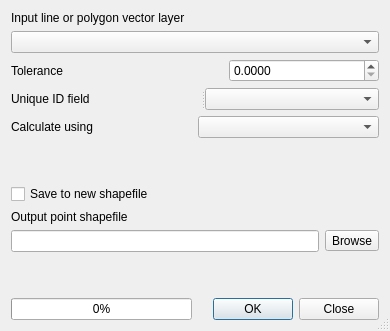
Old version of the form python/plugins/fTools/tools/frmGeometry.ui in the repository kadas-albireo/kadas-albireo.
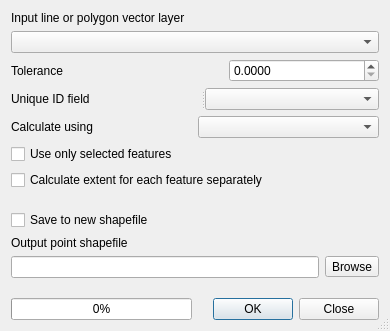
New version of the form.

Commit message: [FEATURE] fTools: allow to calculate extent not only for whole layer but for individual features too

```diff
--- a/python/plugins/fTools/tools/frmGeometry.ui
+++ b/python/plugins/fTools/tools/frmGeometry.ui
@@ -47,7 +47,7 @@
      <widget class="QComboBox" name="cmbField"/>
     </widget>
    </item>
-   <item row="4" column="0">
+   <item row="6" column="0">
     <spacer>
      <property name="orientation">
       <enum>Qt::Vertical</enum>
@@ -60,7 +60,7 @@
      </property>
     </spacer>
    </item>
-   <item row="5" column="0" colspan="2">
+   <item row="7" column="0" colspan="2">
     <layout class="QVBoxLayout">
      <item>
       <widget class="QCheckBox" name="chkWriteShapefile">
@@ -96,7 +96,7 @@
      </item>
     </layout>
    </item>
-   <item row="6" column="0">
+   <item row="8" column="0">
     <spacer>
      <property name="orientation">
       <enum>Qt::Vertical</enum>
@@ -109,7 +109,7 @@
      </property>
     </spacer>
    </item>
-   <item row="7" column="0">
+   <item row="9" column="0">
     <widget class="QProgressBar" name="progressBar">
      <property name="value">
       <number>0</number>
@@ -122,7 +122,7 @@
      </property>
     </widget>
    </item>
-   <item row="7" column="1">
+   <item row="9" column="1">
     <widget class="QDialogButtonBox" name="buttonBox_2">
      <property name="orientation">
       <enum>Qt::Horizontal</enum>
@@ -189,6 +189,20 @@
      </item>
     </layout>
    </item>
+   <item row="5" column="0" colspan="2">
+    <widget class="QCheckBox" name="chkByFeatures">
+     <property name="text">
+      <string>Calculate extent for each feature separately</string>
+     </property>
+    </widget>
+   </item>
+   <item row="4" column="0" colspan="2">
+    <widget class="QCheckBox" name="chkUseSelection">
+     <property name="text">
+      <string>Use only selected features</string>
+     </property>
+    </widget>
+   </item>
   </layout>
  </widget>
  <resources/>
```
The commit also changes 1 other file.
